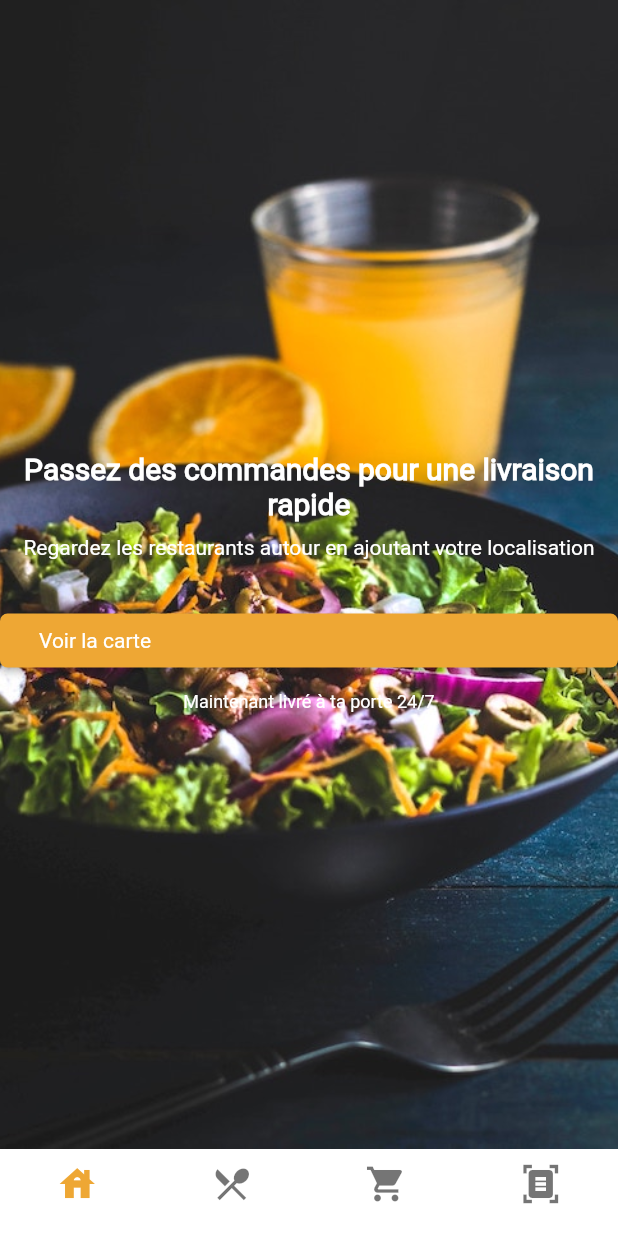
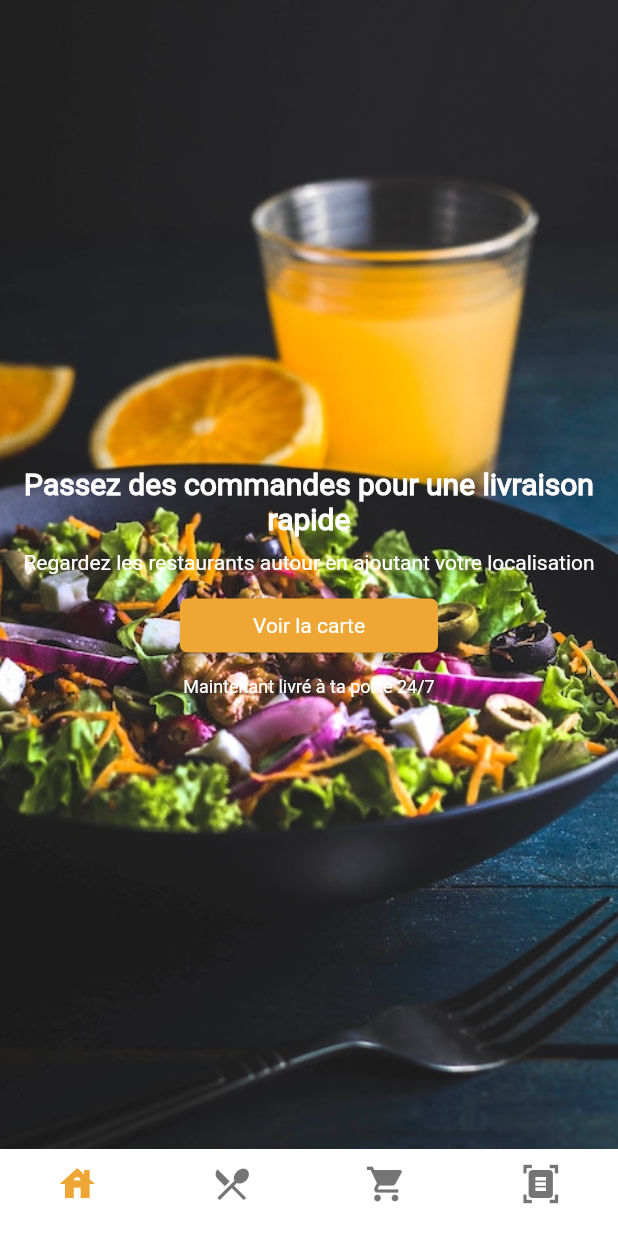
Before and after one commit to Nietsab/MyRestoV2, a Flutter app: the screen it shows after launch, on a phone screen of 412 x 824 dp. Run offline on Flutter 3.47's test engine with Material 2 defaults, Android fonts, the phone set to English and light mode, and no system bars; our stand-ins replace shared_preferences; missing offline and left inert: shopping_cart.

Commit message:
feat: fin

```diff
--- a/front/lib/app/order/order.dart
+++ b/front/lib/app/order/order.dart
@@ -109,7 +109,6 @@ class _OrderState extends State<Order> {
                   ),
                 ),
               ),
-              SizedBox(height: 40),
               SizedBox(height: 40),
               Container(
                 width: 325,
@@ -229,7 +228,6 @@ class OrderItem extends StatelessWidget {
                     closeOrder(orderNumber.toString() as String);
                 }
             ) : Container(),
-            SizedBox(height: 10),
             Column(
               crossAxisAlignment: CrossAxisAlignment.start,
               children: items.map((item) => Text(
--- a/front/lib/app/tabs/card/card.dart
+++ b/front/lib/app/tabs/card/card.dart
@@ -52,7 +52,9 @@ class _CardState extends State<Card> {
       return base64;
     }
 
-    return SingleChildScrollView(
+    return Scaffold(
+      body:
+        SingleChildScrollView(
         child: SafeArea(
           child: Column(
             crossAxisAlignment: CrossAxisAlignment.stretch,
@@ -106,6 +108,7 @@ class _CardState extends State<Card> {
             ],
           ),
         ),
+      ),
     );
   }
 }
--- a/front/lib/app/tabs/cart/cart.dart
+++ b/front/lib/app/tabs/cart/cart.dart
@@ -44,6 +44,7 @@ class Cart extends StatelessWidget {
       );
       if (response.statusCode == 200) {
         print('Commande envoyée');
+        instance.clearCart();
       } else {
         print('Erreur lors de l\'envoi de la commande : ${response.statusCode}');
       }
@@ -185,6 +186,7 @@ class CartItem extends StatelessWidget {
                       onTap: () {
                         var item = instance.findItemById(index);
                         instance.decrementItemQuantity(item);
+                        instance.refreshCart();
                       },
                       child: Container(
                         decoration: BoxDecoration(
@@ -207,6 +209,7 @@ class CartItem extends StatelessWidget {
                       onTap: () {
                         var item = instance.findItemById(index);
                         instance.incrementItemQuantity(item);
+                        instance.refreshCart();
                       },
                       child: Container(
                         decoration: BoxDecoration(
--- a/front/lib/app/tabs/home/home.dart
+++ b/front/lib/app/tabs/home/home.dart
@@ -1,4 +1,5 @@
 import 'package:flutter/material.dart';
+import 'package:front/app/tabs/card/card.dart' as CardFood;
 
 class Home extends StatelessWidget {
   @override
@@ -42,13 +43,12 @@ class Home extends StatelessWidget {
                   ],
                 ),
               ),
-              SizedBox(height: 20),
               Column(
                 mainAxisAlignment: MainAxisAlignment.center,
                 children: [
                   ElevatedButton(
                     onPressed: () {
-                      // Action à effectuer lors du clic sur le bouton
+                      Navigator.push(context, MaterialPageRoute(builder: (context) => CardFood.Card()));
                     },
                     style: ElevatedButton.styleFrom(
                       primary: Color(0xFFEEA734),
@@ -57,10 +57,11 @@ class Home extends StatelessWidget {
                       ),
                     ),
                     child: Container(
-                      width: double.infinity,
-                      padding: EdgeInsets.all(10),
+                      width: 140,
+                      padding: EdgeInsets.all(8),
                       child: Text(
                         'Voir la carte',
+                        textAlign: TextAlign.center,
                         style: TextStyle(
                           color: Colors.white,
                           fontFamily: 'Roboto',
```
Also changed, not shown: 5 other files. Lines whose indentation alone changed are shown as unchanged.
